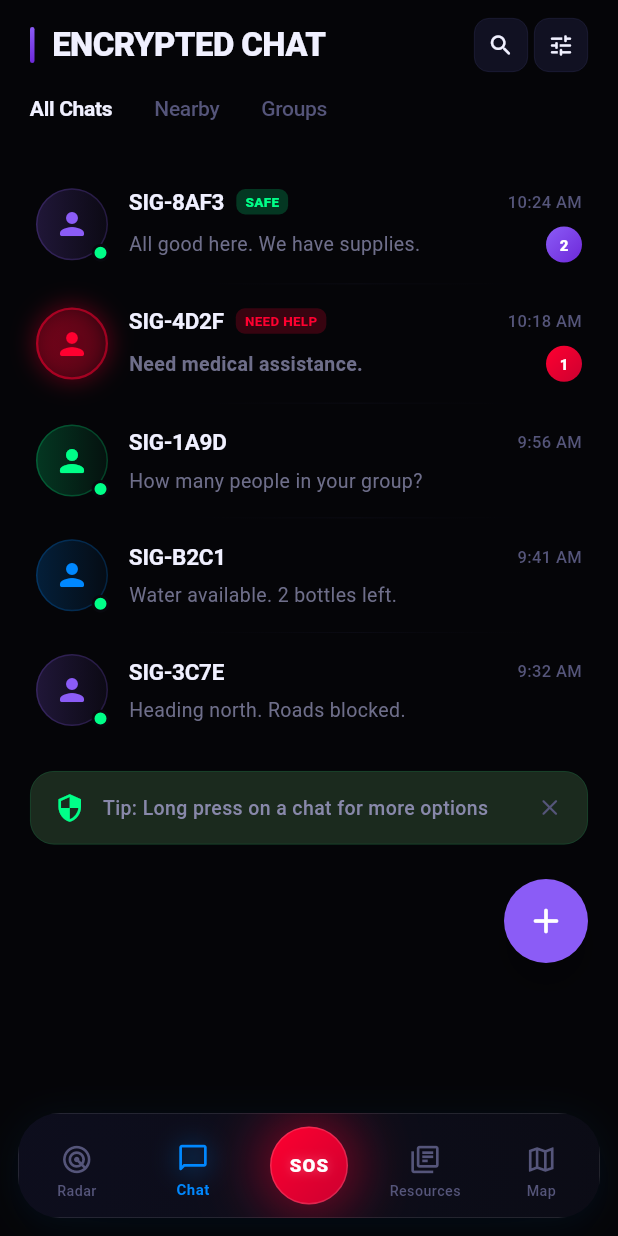
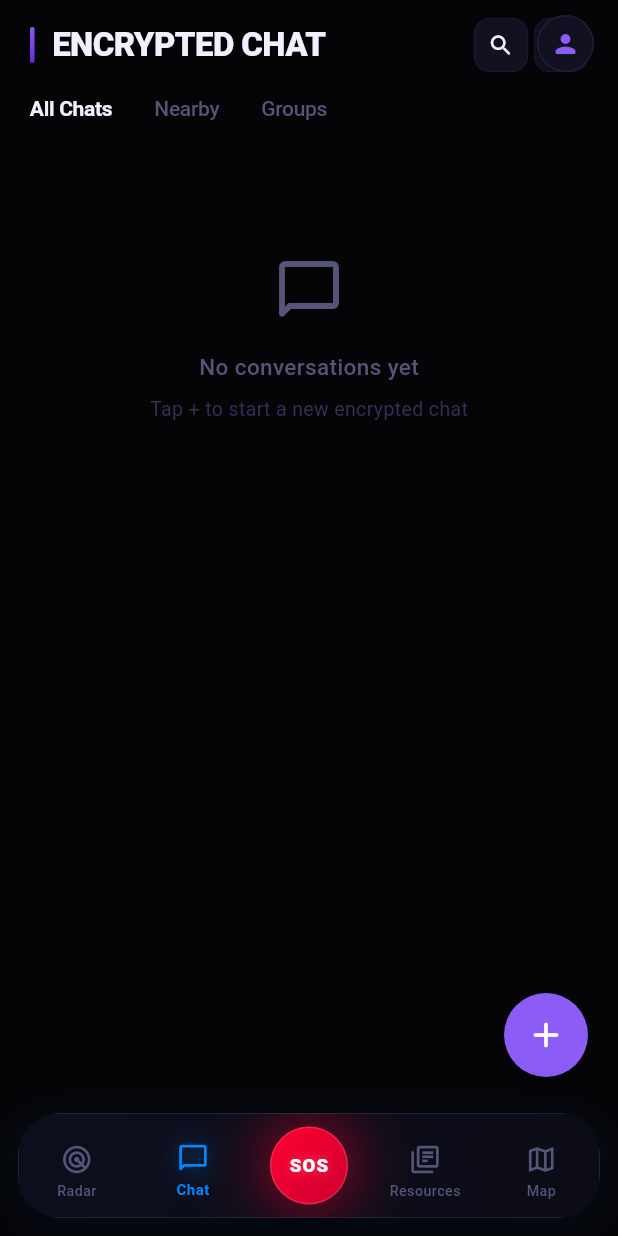
Before and after one commit to kripashankarcs3/AEGIS, a Flutter app: the MainShell screen opened directly, item 2 of the bottom bar chosen, on a phone screen of 412 x 824 dp. Run offline on Flutter 3.47's test engine with Material 3 defaults, Android fonts, the phone set to English and light mode, and no system bars; our stand-ins replace flutter_blue_plus, flutter_local_notifications, flutter_riverpod, geolocator, hive, hive_flutter and 4 more; missing offline and left inert: cryptography, mobile_scanner, nearby_connections, network_info_plus; accounts and stored records are empty; Roboto replaces fonts that are missing (SF Pro Display); statements that could not run were skipped.

Commit message:
feat: wire SOS overlay stream, restore profile button, verify identity persistence

```diff
--- a/aegis_flutter/lib/providers/survivor_provider.dart
+++ b/aegis_flutter/lib/providers/survivor_provider.dart
@@ -32,6 +32,11 @@ class SurvivorMapNotifier
     StorageService.saveSurvivorNodeModel(node);
   }
 
+  void removeSurvivor(String id) {
+    state = Map.from(state)..remove(id);
+    StorageService.deleteChatHistory(id);
+  }
+
   void refresh() => _load();
 }
 
--- a/aegis_flutter/lib/screens/chat_screen.dart
+++ b/aegis_flutter/lib/screens/chat_screen.dart
@@ -5,6 +5,7 @@ import '../constants/aegis_styles.dart';
 import '../constants/aegis_animations.dart';
 import '../providers/survivor_provider.dart';
 import '../models/survivor_node_model.dart';
+import '../services/storage_service.dart';
 import 'chat_conversation_screen.dart';
 import 'broadcast_screen.dart';
 
@@ -40,13 +41,12 @@ class _ChatScreenState extends ConsumerState<ChatScreen> {
                     child: ListView(children: [
                       ..._buildPeerList(ref.watch(survivorProvider)),
                       const SizedBox(height: 16),
-                      _buildTipBanner(),
                     ]),
                   ),
                 ],
               ),
             ),
-            Positioned(right: 20, bottom: 100, child: StaggeredFadeIn(index: 5, child: FloatingActionButton(backgroundColor: AegisColors.violet, elevation: 8, child: Icon(Icons.add_rounded, color: Colors.white, size: 28), onPressed: () => showModalBottomSheet(context: context, backgroundColor: Colors.transparent, isScrollControlled: true, builder: (_) => _sheet())))),
+            Positioned(right: 20, bottom: 24, child: StaggeredFadeIn(index: 5, child: FloatingActionButton(backgroundColor: AegisColors.violet, elevation: 8, child: Icon(Icons.add_rounded, color: Colors.white, size: 28), onPressed: () => showModalBottomSheet(context: context, backgroundColor: Colors.transparent, isScrollControlled: true, builder: (_) => _sheet())))),
           ],
         ),
       ),
@@ -99,8 +99,6 @@ class _ChatScreenState extends ConsumerState<ChatScreen> {
     );
   }
 
-  bool _showTip = true;
-
   String _formatTime(int epochMs) {
     final dt = DateTime.fromMillisecondsSinceEpoch(epochMs);
     final hour = dt.hour > 12 ? dt.hour - 12 : (dt.hour == 0 ? 12 : dt.hour);
@@ -112,15 +110,20 @@ class _ChatScreenState extends ConsumerState<ChatScreen> {
   List<Widget> _buildPeerList(Map<String, SurvivorNodeModel> survivors) {
     if (survivors.isEmpty) {
       return [
-        _tile(AegisColors.violet, 'SIG-8AF3', '10:24 AM', 'All good here. We have supplies.', unread: 2, badgeText: 'SAFE', badgeColor: AegisColors.neonGreen, dot: true),
-        _divider(),
-        _tile(AegisColors.sosRed, 'SIG-4D2F', '10:18 AM', 'Need medical assistance.', unread: 1, urgent: true, badgeText: 'NEED HELP', badgeColor: AegisColors.sosRed),
-        _divider(),
-        _tile(AegisColors.neonGreen, 'SIG-1A9D', '9:56 AM', 'How many people in your group?', dot: true),
-        _divider(),
-        _tile(AegisColors.electricBlue, 'SIG-B2C1', '9:41 AM', 'Water available. 2 bottles left.', dot: true),
-        _divider(),
-        _tile(AegisColors.violet, 'SIG-3C7E', '9:32 AM', 'Heading north. Roads blocked.', dot: true),
+        Padding(
+          padding: const EdgeInsets.only(top: 60),
+          child: Center(
+            child: Column(
+              children: [
+                Icon(Icons.chat_bubble_outline_rounded, size: 48, color: AegisColors.textMuted),
+                SizedBox(height: 16),
+                Text('No conversations yet', style: TextStyle(color: AegisColors.textMuted, fontSize: 15, fontWeight: FontWeight.w500)),
+                SizedBox(height: 8),
+                Text('Tap + to start a new encrypted chat', style: TextStyle(color: AegisColors.textDim, fontSize: 13)),
+              ],
+            ),
+          ),
+        ),
       ];
     }
 
@@ -168,45 +171,10 @@ class _ChatScreenState extends ConsumerState<ChatScreen> {
     return tiles;
   }
 
-  Widget _buildTipBanner() {
-    if (!_showTip) return const SizedBox.shrink();
-    return Container(
-      padding: const EdgeInsets.symmetric(horizontal: 16, vertical: 14),
-      decoration: BoxDecoration(
-        color: AegisColors.isLight ? const Color(0xFFE8F5E9) : const Color(0xFF1B2A1E),
-        borderRadius: BorderRadius.circular(16),
-        border: Border.all(
-          color: AegisColors.isLight ? const Color(0xFFC8E6C9) : AegisColors.neonGreen.withOpacity(0.15),
-          width: 0.5,
-        ),
-      ),
-      child: Row(
-        children: [
-          Icon(Icons.security_outlined, color: AegisColors.isLight ? const Color(0xFF2E7D32) : AegisColors.neonGreen, size: 20),
-          const SizedBox(width: 12),
-          Expanded(
-            child: Text(
-              'Tip: Long press on a chat for more options',
-              style: TextStyle(
-                color: AegisColors.isLight ? const Color(0xFF2E7D32) : AegisColors.textSecondary,
-                fontSize: 13,
-                fontWeight: FontWeight.w500,
-                fontFamily: 'SF Pro Display',
-              ),
-            ),
-          ),
-          GestureDetector(
-            onTap: () => setState(() => _showTip = false),
-            child: Icon(Icons.close_rounded, color: AegisColors.isLight ? const Color(0xFF2E7D32).withOpacity(0.6) : AegisColors.textMuted, size: 18),
-          ),
-        ],
-      ),
-    );
-  }
-
   Widget _tile(Color avatarColor, String nodeId, String time, String subtitle, {int unread = 0, bool urgent = false, bool dot = false, String? badgeText, Color? badgeColor}) {
     return InkWell(
       onTap: () => Navigator.of(context).push(PageRouteBuilder(pageBuilder: (_, a, __) => ChatConversationScreen(nodeId: nodeId), transitionsBuilder: (_, a, __, child) => SlideTransition(position: Tween<Offset>(begin: const Offset(1, 0), end: Offset.zero).animate(CurvedAnimation(parent: a, curve: Curves.easeOutCubic)), child: child))),
+      onLongPress: () => _showChatOptions(nodeId),
       child: Padding(
         padding: const EdgeInsets.symmetric(vertical: 14, horizontal: 4),
         child: Row(children: [
@@ -308,6 +276,34 @@ class _ChatScreenState extends ConsumerState<ChatScreen> {
     return Container(margin: const EdgeInsets.symmetric(horizontal: 4), height: 0.5, decoration: BoxDecoration(gradient: LinearGradient(begin: Alignment.centerLeft, end: Alignment.centerRight, colors: [Colors.transparent, AegisColors.border1.withOpacity(0.3), Colors.transparent])));
   }
 
+  void _showChatOptions(String nodeId) {
+    showModalBottomSheet(
+      context: context,
+      backgroundColor: Colors.transparent,
+      builder: (_) => Container(
+        padding: const EdgeInsets.fromLTRB(24, 12, 24, 24),
+        decoration: BoxDecoration(gradient: AegisColors.cardGradient, borderRadius: BorderRadius.only(topLeft: Radius.circular(28), topRight: Radius.circular(28))),
+        child: SafeArea(
+          child: Column(mainAxisSize: MainAxisSize.min, children: [
+            Center(child: Container(width: 44, height: 5, decoration: BoxDecoration(color: AegisColors.textDim, borderRadius: BorderRadius.circular(3)))),
+            SizedBox(height: 20),
+            _sheetOpt(Icons.delete_outline_rounded, 'Delete Chat', AegisColors.sosRed, () {
+              Navigator.of(context).pop();
+              ref.read(survivorProvider.notifier).removeSurvivor(nodeId);
+            }),
+            SizedBox(height: 4),
+            _sheetDivider(),
+            SizedBox(height: 4),
+            _sheetOpt(Icons.cleaning_services_outlined, 'Clear Messages', AegisColors.textPrimary, () async {
+              Navigator.of(context).pop();
+              await StorageService.clearChatHistory(nodeId);
+            }),
+          ]),
+        ),
+      ),
+    );
+  }
+
   void _showNewChatDialog() {
     final controller = TextEditingController();
     String? errorText;
--- a/aegis_flutter/lib/screens/main_shell.dart
+++ b/aegis_flutter/lib/screens/main_shell.dart
@@ -2,22 +2,26 @@ import 'dart:ui' as ui;
 import 'dart:math';
 import 'package:flutter/material.dart';
 import 'package:flutter/services.dart';
+import 'package:flutter_riverpod/flutter_riverpod.dart';
 import '../constants/aegis_colors.dart';
+import '../providers/mesh_provider.dart';
 import 'radar_screen.dart';
 import 'chat_screen.dart';
 import 'sos_screen.dart';
 import 'resource_feed_screen.dart';
 import 'network_map_screen.dart';
+import 'sos_incoming_overlay.dart';
+import 'profile_screen.dart';
 
-class MainShell extends StatefulWidget {
+class MainShell extends ConsumerStatefulWidget {
   final int initialTab;
   const MainShell({super.key, this.initialTab = 0});
 
   @override
-  State<MainShell> createState() => _MainShellState();
+  ConsumerState<MainShell> createState() => _MainShellState();
 }
 
-class _MainShellState extends State<MainShell> with TickerProviderStateMixin {
+class _MainShellState extends ConsumerState<MainShell> with TickerProviderStateMixin {
   late int _currentIndex;
   late AnimationController _sosPulse;
   late AnimationController _glowShift;
@@ -35,6 +39,15 @@ class _MainShellState extends State<MainShell> with TickerProviderStateMixin {
   @override
   void initState() {
     super.initState();
+    WidgetsBinding.instance.addPostFrameCallback((_) {
+      ref.read(meshProvider.notifier).sosAlertStream.listen((packet) {
+        if (mounted) {
+          Navigator.of(context).push(MaterialPageRoute(
+            builder: (_) => SosIncomingOverlayScreen(packet: packet),
+          ));
+        }
+      });
+    });
     _currentIndex = widget.initialTab;
     _sosPulse = AnimationController(vsync: this, duration: const Duration(seconds: 2))..repeat(reverse: true);
     _sosScale = Tween<double>(begin: 0.92, end: 1.08).animate(CurvedAnimation(parent: _sosPulse, curve: Curves.easeInOutSine));
@@ -93,7 +106,9 @@ class _MainShellState extends State<MainShell> with TickerProviderStateMixin {
       child: Scaffold(
         backgroundColor: AegisColors.background,
       extendBody: true,
-      body: AnimatedSwitcher(
+      body: Stack(
+        children: [
+          AnimatedSwitcher(
             duration: const Duration(milliseconds: 350),
             switchInCurve: Curves.easeOutCubic,
             switchOutCurve: Curves.easeInCubic,
@@ -101,6 +116,25 @@ class _MainShellState extends State<MainShell> with TickerProviderStateMixin {
               return FadeTransition(opacity: animation, child: ScaleTransition(scale: Tween<double>(begin: 0.95, end: 1.0).animate(animation), child: child));
             },
             child: KeyedSubtree(key: ValueKey(_currentIndex), child: _screens[_currentIndex]),
+          ),
+          Positioned(
+            top: MediaQuery.of(context).padding.top + 10,
+            right: 16,
+            child: GestureDetector(
+              onTap: () => Navigator.of(context).push(MaterialPageRoute(builder: (_) => const ProfileScreen())),
+              child: Container(
+                width: 38, height: 38,
+                decoration: BoxDecoration(
+                  shape: BoxShape.circle,
+                  color: AegisColors.surface2,
+                  border: Border.all(color: AegisColors.border1),
+                  boxShadow: [BoxShadow(color: Colors.black26, blurRadius: 8)],
+                ),
+                child: const Icon(Icons.person_rounded, color: AegisColors.violet, size: 20),
+              ),
+            ),
+          ),
+        ],
       ),
       bottomNavigationBar: Container(
         margin: const EdgeInsets.fromLTRB(12, 0, 12, 12),
```
Also changed, not shown: aegis_flutter/lib/services/storage_service.dart (+8 -0 lines). Lines whose indentation alone changed are shown as unchanged.
